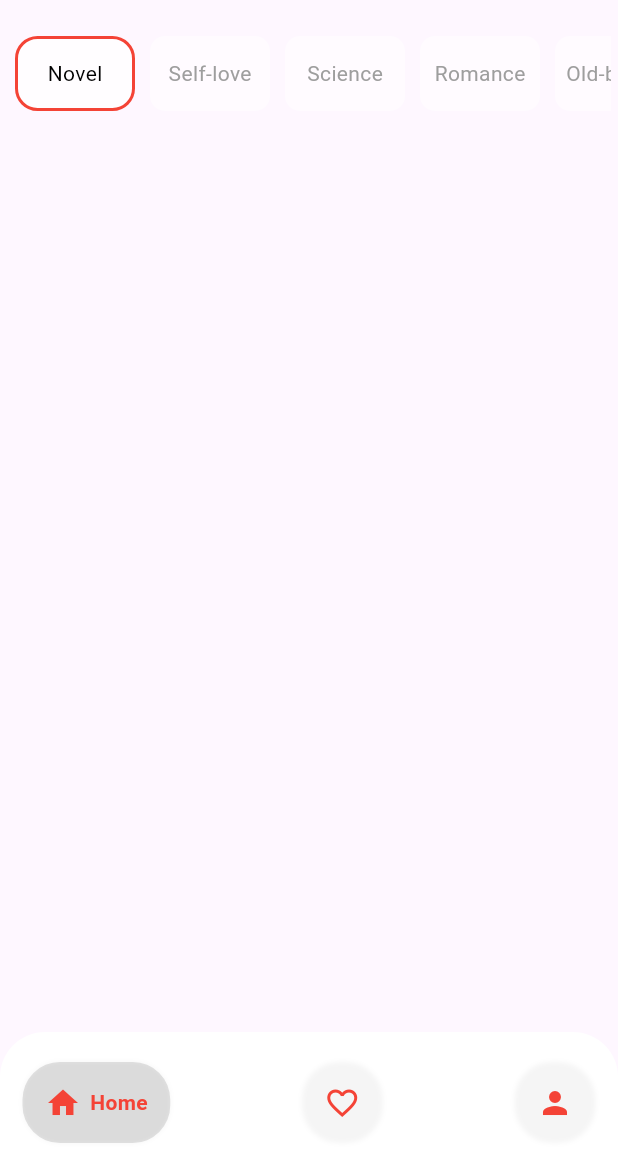
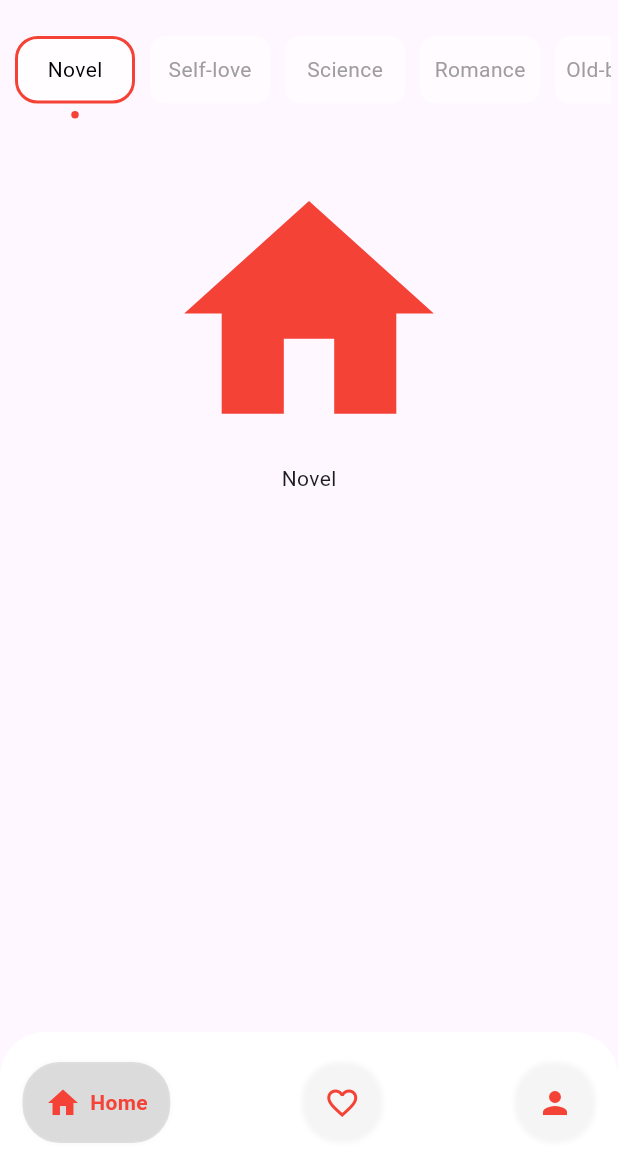
Before and after one commit to johnStuart00/OnlineLibrary, a Flutter app: the screen it shows after launch, on a phone screen of 412 x 824 dp, the part 63-1236 px from its top. Run offline on Flutter 3.47's test engine with Material 3 defaults, Android fonts, the phone set to English and light mode, and no system bars; drawn by our look-alikes of google_nav_bar; our stand-ins replace flutter_rating_stars, get; generated files the repository leaves out were written again.

Commit message:
130320241701-new save

```diff
--- a/lib/widgets/home_page_details/home_page_details_widget.dart
+++ b/lib/widgets/home_page_details/home_page_details_widget.dart
@@ -14,6 +14,14 @@ class _MainDatailsWidgetState extends State<MainDatailsWidget> {
     'Science',
     'Romance',
     'Old-books'
+  ];
+
+  List<IconData> icons = [
+    Icons.home,
+    Icons.abc,
+    Icons.abc_rounded,
+    Icons.ac_unit,
+    Icons.access_alarm_rounded
   ];
 
   int current = 0;
@@ -34,7 +42,9 @@ class _MainDatailsWidgetState extends State<MainDatailsWidget> {
                 itemCount: items.length,
                 scrollDirection: Axis.horizontal,
                 itemBuilder: (ctx, index) {
-                  return GestureDetector(
+                  return Column(
+                    children: [
+                      GestureDetector(
                         onTap: () {
                           setState(() {
                             current = index;
@@ -65,9 +75,35 @@ class _MainDatailsWidgetState extends State<MainDatailsWidget> {
                             ),
                           ),
                         ),
+                      ),
+                      Visibility(
+                          visible: current == index,
+                          child: Container(
+                            width: 5,
+                            height: 5,
+                            decoration: const BoxDecoration(
+                                shape: BoxShape.circle, color: Colors.red),
+                          ))
+                    ],
                   );
                 }),
           ),
+          //MAIN BODY,
+          Container(
+            margin: const EdgeInsets.only(top: 30),
+            width: double.infinity,
+            height: 500,
+            child: Column(
+              children: [
+                Icon(
+                  icons[current],
+                  size: 200,
+                  color: Colors.red,
+                ),
+                Text(items[current])
+              ],
+            ),
+          )
         ],
       ),
     );
```
Lines whose indentation alone changed are shown as unchanged.
